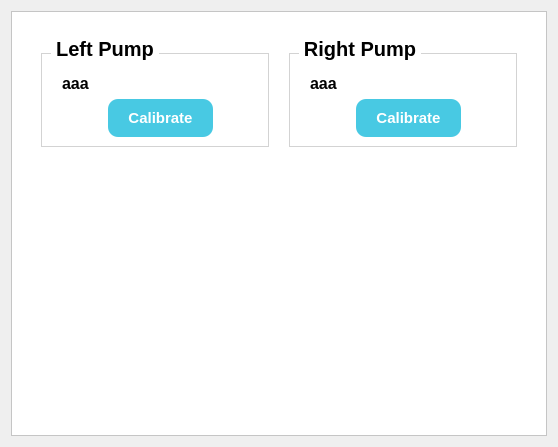
Rex-Honey/medidozeNoDb, file uiFiles/calibration.ui: the form before one commit.
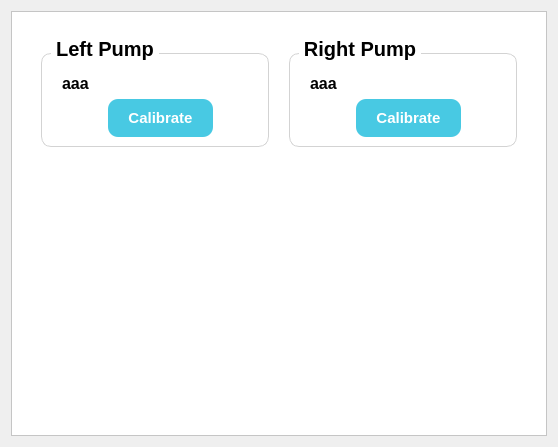
The form after the commit.

Commit message:
Enhance CalibrationWindow functionality and UI
- Updated CalibrationWindow to include left and right pump medication tracking, improving user interaction with the calibration process.
- Integrated button connections for left and right calibration actions, enhancing functionality.
- Added error handling for machine disconnection, providing user feedback through the UI.
- Improved the calibration UI by adding border-radius styling to enhance visual appeal.

```diff
--- a/uiFiles/calibration.ui
+++ b/uiFiles/calibration.ui
@@ -77,7 +77,8 @@
 padding:10px 0px 0px 0px;
 margin-top:12px;
 font-family:Nirmala UI;
-font-size:15pt
+font-size:15pt;
+border-radius:10%;
 }
 QGroupBox:title{
 subcontrol-origin: margin;
@@ -216,7 +217,8 @@
 padding:10px 0px 0px 0px;
 margin-top:12px;
 font-family:Nirmala UI;
-font-size:15pt
+font-size:15pt;
+border-radius:10%;
 }
 QGroupBox:title{
 subcontrol-origin: margin;
```
The commit also changes 2 other files.
